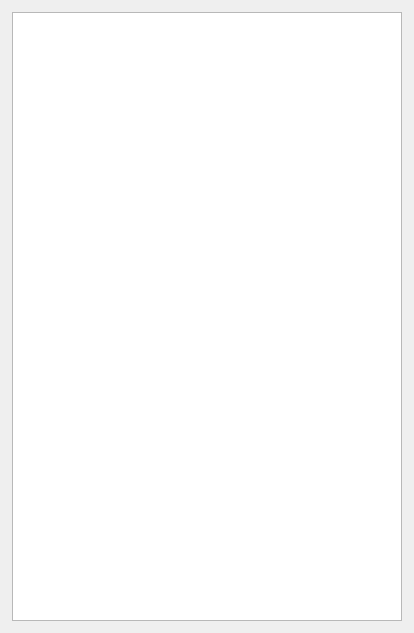
Above: IntrinsicEd/src/IntrinsicEdPrefabsBrowser.ui from begla/Intrinsic before the change. Below: the same form after it.
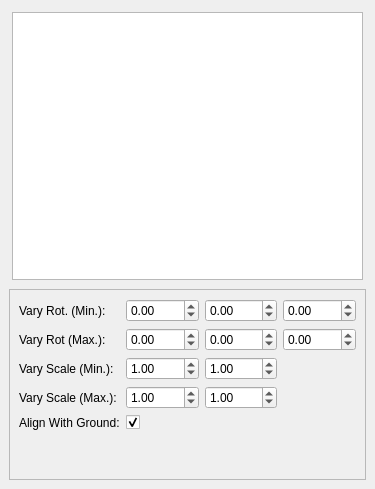
That is the form after the change. Custom widgets are drawn as their Qt base class.

Commit message:
Added a few options for varying prefabs upon creation
* Normalized orientation when alinging nodes with the ground - floating point errors could easily accumulate when the method was called successively

What changed in the file:
```diff
--- a/IntrinsicEd/src/IntrinsicEdPrefabsBrowser.ui
+++ b/IntrinsicEd/src/IntrinsicEdPrefabsBrowser.ui
@@ -6,8 +6,8 @@
    <rect>
     <x>0</x>
     <y>0</y>
-    <width>414</width>
-    <height>633</height>
+    <width>375</width>
+    <height>489</height>
    </rect>
   </property>
   <property name="windowTitle">
@@ -55,6 +55,204 @@
       </layout>
      </widget>
     </item>
+    <item>
+     <widget class="QScrollArea" name="scrollArea">
+      <property name="sizePolicy">
+       <sizepolicy hsizetype="Expanding" vsizetype="Preferred">
+        <horstretch>0</horstretch>
+        <verstretch>0</verstretch>
+       </sizepolicy>
+      </property>
+      <property name="frameShape">
+       <enum>QFrame::StyledPanel</enum>
+      </property>
+      <property name="widgetResizable">
+       <bool>true</bool>
+      </property>
+      <widget class="QWidget" name="scrollAreaWidgetContents">
+       <property name="geometry">
+        <rect>
+         <x>0</x>
+         <y>0</y>
+         <width>355</width>
+         <height>181</height>
+        </rect>
+       </property>
+       <layout class="QGridLayout" name="gridLayout">
+        <item row="0" column="0">
+         <widget class="QLabel" name="label">
+          <property name="text">
+           <string>Vary Rot. (Min.):</string>
+          </property>
+         </widget>
+        </item>
+        <item row="0" column="1">
+         <widget class="QDoubleSpinBox" name="rotMinX">
+          <property name="minimum">
+           <double>-180.000000000000000</double>
+          </property>
+          <property name="maximum">
+           <double>180.000000000000000</double>
+          </property>
+         </widget>
+        </item>
+        <item row="0" column="2">
+         <widget class="QDoubleSpinBox" name="rotMinY">
+          <property name="minimum">
+           <double>-180.000000000000000</double>
+          </property>
+          <property name="maximum">
+           <double>180.000000000000000</double>
+          </property>
+         </widget>
+        </item>
+        <item row="0" column="3">
+         <widget class="QDoubleSpinBox" name="rotMinZ">
+          <property name="minimum">
+           <double>-180.000000000000000</double>
+          </property>
+          <property name="maximum">
+           <double>180.000000000000000</double>
+          </property>
+         </widget>
+        </item>
+        <item row="1" column="0">
+         <widget class="QLabel" name="label_2">
+          <property name="text">
+           <string>Vary Rot (Max.):</string>
+          </property>
+         </widget>
+        </item>
+        <item row="1" column="3">
+         <widget class="QDoubleSpinBox" name="rotMaxZ">
+          <property name="minimum">
+           <double>-180.000000000000000</double>
+          </property>
+          <property name="maximum">
+           <double>180.000000000000000</double>
+          </property>
+         </widget>
+        </item>
+        <item row="3" column="1">
+         <widget class="QDoubleSpinBox" name="scaleMaxHor">
+          <property name="minimum">
+           <double>0.010000000000000</double>
+          </property>
+          <property name="maximum">
+           <double>10.000000000000000</double>
+          </property>
+          <property name="value">
+           <double>1.000000000000000</double>
+          </property>
+         </widget>
+        </item>
+        <item row="2" column="1">
+         <widget class="QDoubleSpinBox" name="scaleMinHor">
+          <property name="minimum">
+           <double>0.010000000000000</double>
+          </property>
+          <property name="maximum">
+           <double>10.000000000000000</double>
+          </property>
+          <property name="value">
+           <double>1.000000000000000</double>
+          </property>
+         </widget>
+        </item>
+        <item row="1" column="2">
+         <widget class="QDoubleSpinBox" name="rotMaxY">
+          <property name="minimum">
+           <double>-180.000000000000000</double>
+          </property>
+          <property name="maximum">
+           <double>180.000000000000000</double>
+          </property>
+         </widget>
+        </item>
+        <item row="1" column="1">
+         <widget class="QDoubleSpinBox" name="rotMaxX">
+          <property name="minimum">
+           <double>-180.000000000000000</double>
+          </property>
+          <property name="maximum">
+           <double>180.000000000000000</double>
+          </property>
+         </widget>
+        </item>
+        <item row="3" column="0">
+         <widget class="QLabel" name="label_4">
+          <property name="text">
+           <string>Vary Scale (Max.):</string>
+          </property>
+         </widget>
+        </item>
+        <item row="5" column="0">
+         <widget class="QLabel" name="label_5">
+          <property name="text">
+           <string>Align With Ground:</string>
+          </property>
+         </widget>
+        </item>
+        <item row="5" column="1">
+         <widget class="QCheckBox" name="alignWithGround">
+          <property name="text">
+           <string/>
+          </property>
+          <property name="checked">
+           <bool>true</bool>
+          </property>
+         </widget>
+        </item>
+        <item row="2" column="0">
+         <widget class="QLabel" name="label_3">
+          <property name="text">
+           <string>Vary Scale (Min.):</string>
+          </property>
+         </widget>
+        </item>
+        <item row="6" column="0">
+         <spacer name="verticalSpacer">
+          <property name="orientation">
+           <enum>Qt::Vertical</enum>
+          </property>
+          <property name="sizeHint" stdset="0">
+           <size>
+            <width>20</width>
+            <height>40</height>
+           </size>
+          </property>
+         </spacer>
+        </item>
+        <item row="2" column="2">
+         <widget class="QDoubleSpinBox" name="scaleMinVert">
+          <property name="minimum">
+           <double>0.010000000000000</double>
+          </property>
+          <property name="maximum">
+           <double>10.000000000000000</double>
+          </property>
+          <property name="value">
+           <double>1.000000000000000</double>
+          </property>
+         </widget>
+        </item>
+        <item row="3" column="2">
+         <widget class="QDoubleSpinBox" name="scaleMaxVert">
+          <property name="minimum">
+           <double>0.010000000000000</double>
+          </property>
+          <property name="maximum">
+           <double>10.000000000000000</double>
+          </property>
+          <property name="value">
+           <double>1.000000000000000</double>
+          </property>
+         </widget>
+        </item>
+       </layout>
+      </widget>
+     </widget>
+    </item>
    </layout>
   </widget>
  </widget>
```
Left out of the diff: 15 changed lines with no effect on the pictures. The commit also changes 7 other files.
